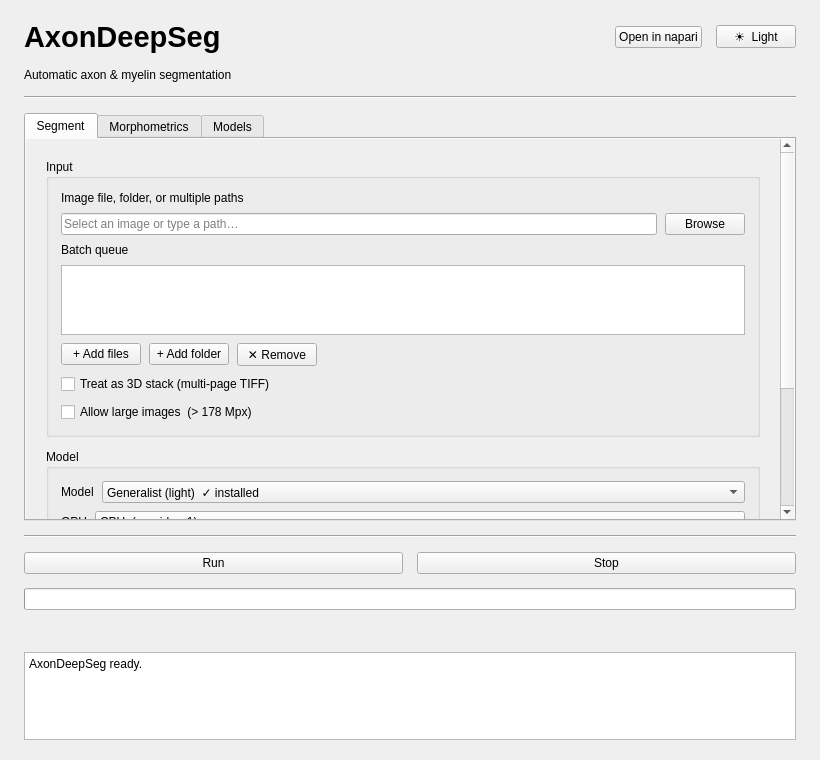
This is AxonDeepSeg/ads_gui/ads_gui.ui in axondeepseg/axondeepseg as Qt 5 draws it before an edit. The edited form follows.
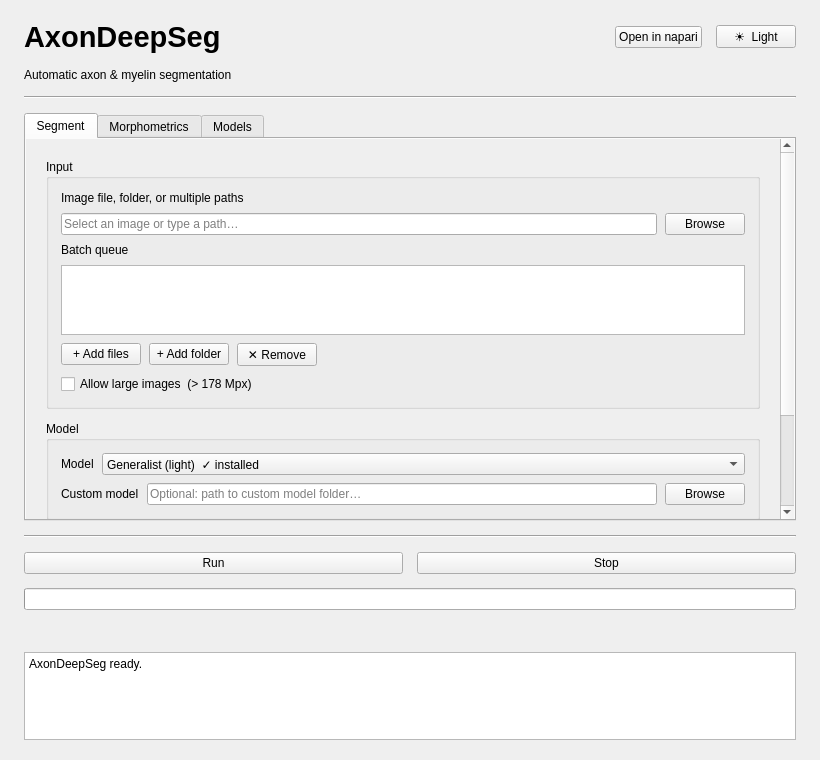
This is the edited form.

Commit message: Wire segment/morphometrics/download tabs to the backend

The edit to the form file:
```diff
--- a/AxonDeepSeg/ads_gui/ads_gui.ui
+++ b/AxonDeepSeg/ads_gui/ads_gui.ui
@@ -143,11 +143,6 @@
                 </layout>
                </item>
 
-               <item>
-                <widget class="QCheckBox" name="stack_check">
-                 <property name="text"><string>Treat as 3D stack (multi-page TIFF)</string></property>
-                </widget>
-               </item>
                <item>
                 <widget class="QCheckBox" name="large_check">
                  <property name="text"><string>Allow large images  (&gt; 178 Mpx)</string></property>
@@ -193,31 +188,6 @@
                 </layout>
                </item>
 
-               <item>
-                <layout class="QHBoxLayout" name="gpuRow">
-                 <item>
-                  <widget class="QLabel" name="gpuLabel">
-                   <property name="text"><string>GPU</string></property>
-                   <property name="minimumWidth"><number>110</number></property>
-                   <property name="maximumWidth"><number>110</number></property>
-                  </widget>
-                 </item>
-                 <item>
-                  <widget class="QComboBox" name="gpu_combo">
-                   <property name="sizePolicy">
-                    <sizepolicy hsizetype="Expanding" vsizetype="Fixed">
-                     <horstretch>0</horstretch><verstretch>0</verstretch>
-                    </sizepolicy>
-                   </property>
-                   <item><property name="text"><string>CPU  (gpu-id = -1)</string></property></item>
-                   <item><property name="text"><string>GPU 0</string></property></item>
-                   <item><property name="text"><string>GPU 1</string></property></item>
-                   <item><property name="text"><string>GPU 2</string></property></item>
-                  </widget>
-                 </item>
-                </layout>
-               </item>
-
                <item>
                 <layout class="QHBoxLayout" name="customModelRow">
                  <item>
```
Left out of the diff: 6 changed lines with no effect on the pictures. The commit also changes 3 other files.
